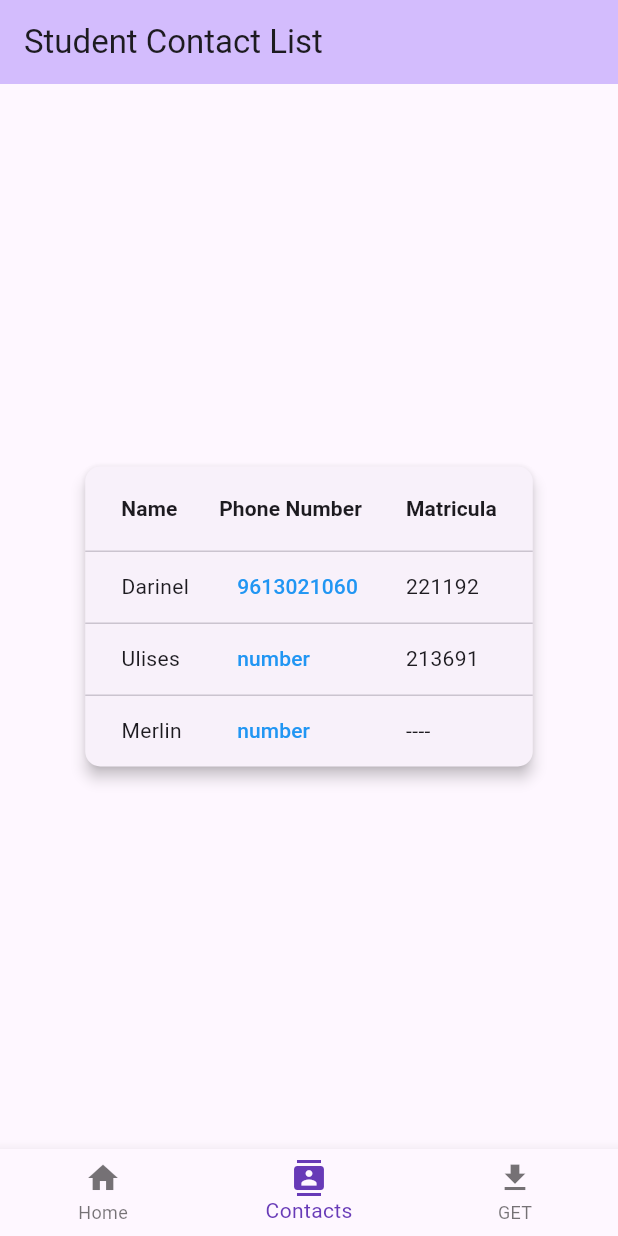
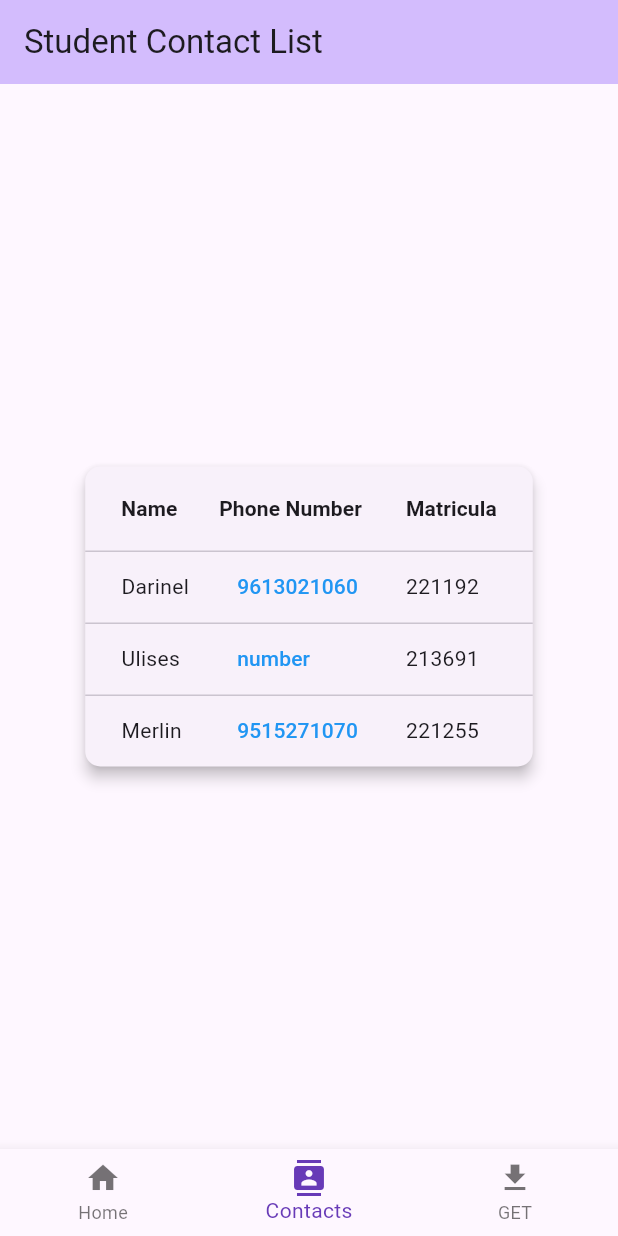
Before and after one commit to EduardoVH/phone-app, a Flutter app: the screen it shows after launch, item 2 of the bottom bar chosen, on a phone screen of 412 x 824 dp. Run offline on Flutter 3.47's test engine with Material 3 defaults, Android fonts, the phone set to English and light mode, and no system bars; network calls fail.

Commit message:
add number Merlin

```diff
--- a/lib/main.dart
+++ b/lib/main.dart
@@ -133,7 +133,7 @@ class StudentTableScreen extends StatelessWidget {
                 rows: [
                   _buildDataRow('Darinel', '9613021060', '221192'),
                   _buildDataRow('Ulises', 'number', '213691'),
-                  _buildDataRow('Merlin', 'number', '----'),
+                  _buildDataRow('Merlin', '9515271070', '221255'),
                 ],
               ),
             ),
```
